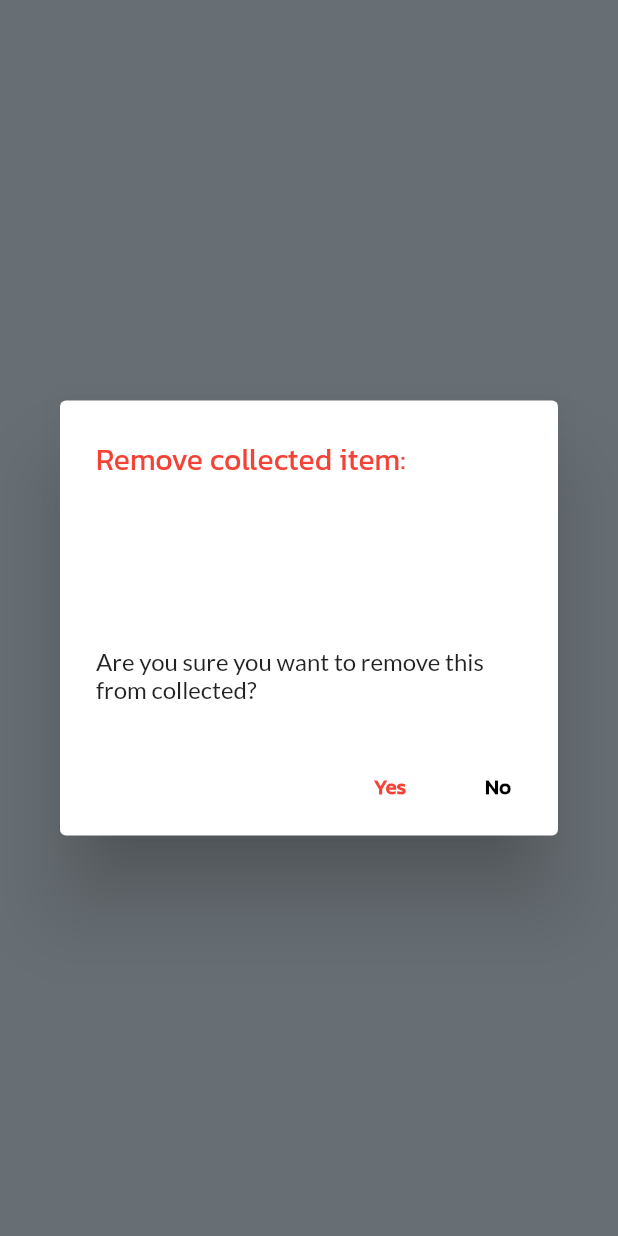
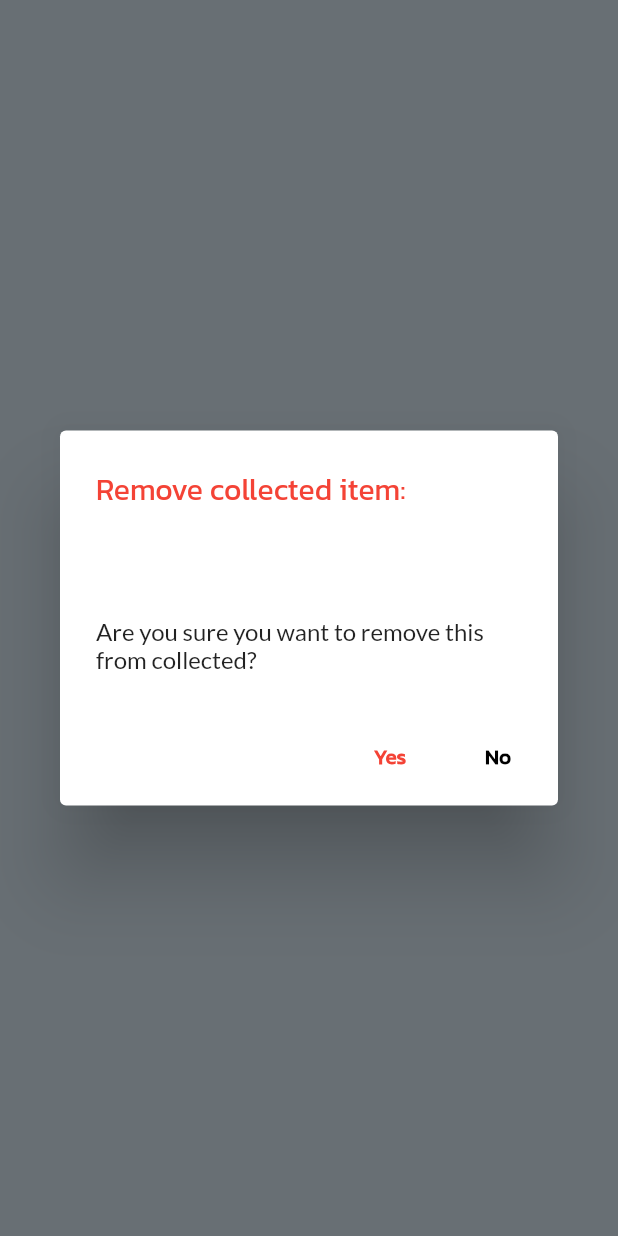
Before and after one commit to emeban44/shopping_list_app, a Flutter app: what showMyDialog() shows on an empty page, opened directly with empty values, on a phone screen of 412 x 824 dp. Run offline on Flutter 3.47's test engine with Material 2 defaults, Android fonts, the light colour scheme and no system bars; our stand-ins replace cloud_firestore, firebase_core; accounts and stored records are empty.

Commit message:
some fixes

```diff
--- a/lib/main.dart
+++ b/lib/main.dart
@@ -25,7 +25,7 @@ class MyApp extends StatelessWidget {
             create: (ctx) => Shopping(),
             child: MaterialApp(
               debugShowCheckedModeBanner: false,
-              title: 'Flutter Demo',
+              title: 'Shopping list',
               theme: ThemeData(
                 primaryColor: Color.fromRGBO(
                     26, 131, 106, 1), //Color.fromRGBO(23, 155, 23, 1),
--- a/lib/screens/add_item_screen.dart
+++ b/lib/screens/add_item_screen.dart
@@ -33,7 +33,7 @@ class _AddItemScreenState extends State<AddItemScreen> {
       int index =
           Categories.categorySelection.indexWhere((element) => element == true);
       Provider.of<Shopping>(ctx, listen: false).addItem(_nameController.text,
-          _priceController.text, Categories.categories[index]);
+          _priceController.text, Categories.categories[index], ctx);
       _formKey.currentState.reset();
       setState(() {
         for (int i = 0; i < Categories.categorySelection.length; i++) {
--- a/lib/widgets/deletion_alert_dialog.dart
+++ b/lib/widgets/deletion_alert_dialog.dart
@@ -1,3 +1,5 @@
+import 'dart:io' show Platform;
+
 import 'package:flutter/material.dart';
 import 'package:provider/provider.dart';
 import 'package:shopping_list_app/models/item.dart';
@@ -19,19 +21,22 @@ class DeleteAlertDialog {
           content: SingleChildScrollView(
             child: ListBody(
               children: <Widget>[
-                Text(
-                  item.name + '\n',
-                  style: TextStyle(
-                    fontSize: 30,
-                    fontFamily: 'Kanit',
-                    fontWeight: FontWeight.bold,
+                SizedBox(
+                  height: 50,
+                  child: Text(
+                    item.name + '\n',
+                    style: TextStyle(
+                      fontSize: 30,
+                      fontFamily: 'Kanit',
+                      fontWeight: FontWeight.bold,
+                    ),
                   ),
                 ),
                 Text(
                   'Are you sure you want to remove this from collected?',
                   style: TextStyle(
                     fontFamily: 'Lato',
-                    fontSize: 16,
+                    fontSize: Platform.isAndroid ? 16 : 18,
                     //  fontWeight: FontWeight.bold,
                   ),
                 ),
```
Also changed, not shown: lib/providers/shopping_provider.dart (+11 -2 lines), 1 other file.
